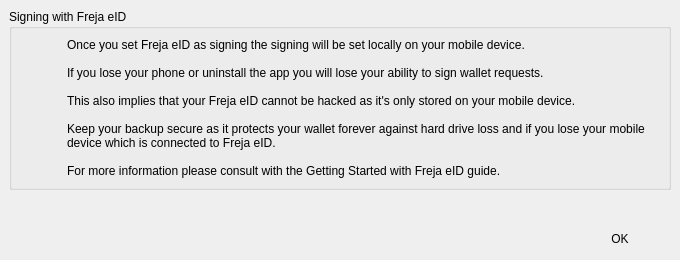
This is BlockSettleUILib/FrejaNotice.ui in BlockSettle/terminal as Qt 5 draws it before an edit. The edited form follows.
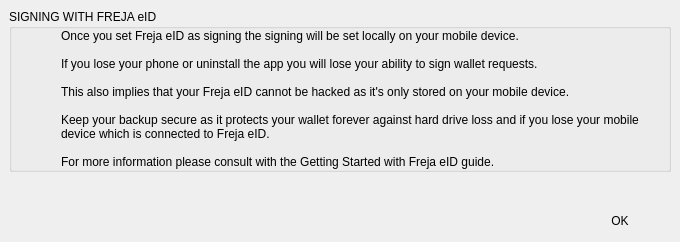
This is the edited form. Icons and pictures are not drawn.

Commit message:
UI improvements in Freja notice.
Task-number: BST-1364

```diff
--- a/BlockSettleUILib/FrejaNotice.ui
+++ b/BlockSettleUILib/FrejaNotice.ui
@@ -7,7 +7,7 @@
     <x>0</x>
     <y>0</y>
     <width>680</width>
-    <height>260</height>
+    <height>242</height>
    </rect>
   </property>
   <property name="windowTitle">
@@ -43,9 +43,24 @@
      <item>
       <widget class="QGroupBox" name="groupBox_2">
        <property name="title">
-        <string>Signing with Freja eID</string>
+        <string>SIGNING WITH FREJA eID</string>
        </property>
        <layout class="QHBoxLayout" name="horizontalLayout_2">
+        <property name="spacing">
+         <number>9</number>
+        </property>
+        <property name="leftMargin">
+         <number>0</number>
+        </property>
+        <property name="topMargin">
+         <number>0</number>
+        </property>
+        <property name="rightMargin">
+         <number>0</number>
+        </property>
+        <property name="bottomMargin">
+         <number>0</number>
+        </property>
         <item>
          <widget class="QLabel" name="label_3">
           <property name="minimumSize">
```
Left out of the diff: 2 changed lines with no effect on the pictures.
